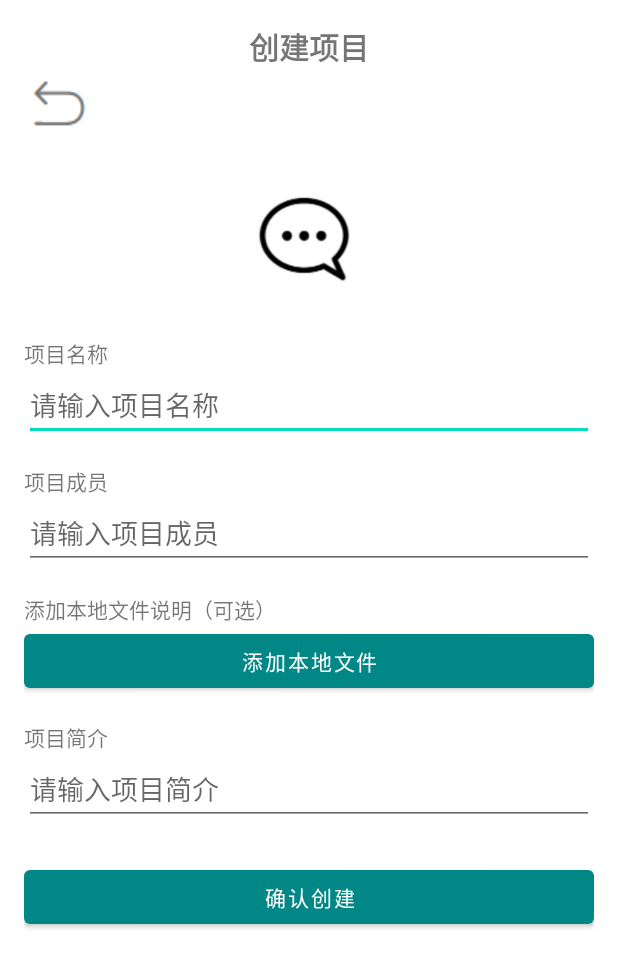
After one commit to JQseventeen/102201427-102201426, an Android app: the CreateprojectActivity screen opened directly, with no data from a screen before it, on a phone screen of 412 x 824 dp. The commit adds this screen. Shown: the top 967 px of the screen. Run offline under Robolectric (Android 15) with nearby library versions, the phone set to English and light mode, and no system bars; our stand-ins replace Room's generated code.

Commit message:
增加项目库

```diff
--- a/app/build.gradle.kts
+++ b/app/build.gradle.kts
@@ -56,5 +56,8 @@ dependencies {
     implementation ("com.makeramen:roundedimageview:2.3.0")
     implementation ("androidx.navigation:navigation-fragment-ktx:2.3.5")
     implementation ("androidx.navigation:navigation-ui-ktx:2.3.5")
+    implementation ("androidx.room:room-runtime:2.5.0")
+    annotationProcessor ("androidx.room:room-compiler:2.5.0")
+    implementation ("com.github.bumptech.glide:glide:4.12.0")
 
 }
--- /dev/null
+++ b/app/src/main/java/com/example/fyt/CreateprojectActivity.java
@@ -0,0 +1,105 @@
+package com.example.fyt;
+
+import android.net.Uri;
+import android.os.Bundle;
+
+import androidx.annotation.Nullable;
+import androidx.appcompat.app.AppCompatActivity;
+import androidx.room.Room;
+
+import android.content.Intent;
+import android.widget.Button;
+import android.widget.EditText;
+import android.widget.ImageView;
+
+import com.example.fyt.database.AppDatabase;
+import com.example.fyt.database.Project;
+import com.example.fyt.database.ProjectDao;
+
+public class CreateprojectActivity extends AppCompatActivity {
+
+    private EditText projectNameInput;
+    private EditText projectMemberInput;
+    private EditText projectDescriptionInput;
+    private ImageView imageUpload;
+    private static final int PICK_FILE_REQUEST_CODE = 100;
+    private static final int PICK_IMAGE_REQUEST_CODE = 200;
+    private Uri selectedFileUri;
+    private Uri selectedImageUri;
+
+    @Override
+    protected void onCreate(Bundle savedInstanceState) {
+        super.onCreate(savedInstanceState);
+        setContentView(R.layout.activity_create_project);
+
+        projectNameInput = findViewById(R.id.projectNameInput);
+        projectMemberInput = findViewById(R.id.projectMemberInput);
+        projectDescriptionInput = findViewById(R.id.projectDescriptionInput);
+        imageUpload = findViewById(R.id.imageUpload);
+        Button confirmCreateButton = findViewById(R.id.confirmCreateButton);
+        Button fileUploadButton = findViewById(R.id.fileUploadButton); // 假设你有这个按钮
+
+        // 返回按钮功能
+        findViewById(R.id.backButton).setOnClickListener(v -> onBackPressed());
+
+        // 文件上传按钮功能
+        fileUploadButton.setOnClickListener(v -> {
+            Intent intent = new Intent(Intent.ACTION_GET_CONTENT);
+            intent.setType("*/*"); // 允许选择所有类型的文件
+            startActivityForResult(intent, PICK_FILE_REQUEST_CODE);
+        });
+
+        // 图片上传功能
+        imageUpload.setOnClickListener(v -> {
+            Intent intent = new Intent(Intent.ACTION_GET_CONTENT);
+            intent.setType("image/*"); // 只允许选择图片
+            startActivityForResult(intent, PICK_IMAGE_REQUEST_CODE);
+        });
+
+        // 确认创建按钮功能
+        confirmCreateButton.setOnClickListener(v -> {
+            String projectName = projectNameInput.getText().toString();
+            String projectMember = projectMemberInput.getText().toString();
+            String projectDescription = projectDescriptionInput.getText().toString();
+
+            // 处理选中的文件（如果有文件选择）
+            if (selectedFileUri != null) {
+                // 这里可以获取文件路径或进行其他操作
+                String filePath = selectedFileUri.toString(); // 根据需要处理
+            }
+
+            // 处理选中的图片（如果有图片选择）
+            if (selectedImageUri != null) {
+                // 这里可以获取图片路径或进行其他操作
+                String imagePath = selectedImageUri.toString(); // 根据需要处理
+            }
+
+            // 创建新项目并保存到数据库
+            AppDatabase db = Room.databaseBuilder(getApplicationContext(),
+                    AppDatabase.class, "projects-database").build();
+            ProjectDao projectDao = db.projectDao();
+
+            Project newProject = new Project();
+            newProject.name = projectName;
+            newProject.members = projectMember;
+            newProject.description = projectDescription;
+            newProject.imagePath = selectedImageUri != null ? selectedImageUri.toString() : null;
+            newProject.lastModified = System.currentTimeMillis();
+
+            new Thread(() -> projectDao.insertProject(newProject)).start();
+
+            // 创建新项目后跳转到项目详情页面
+            Intent intent = new Intent(CreateprojectActivity.this, ProjectDetailActivity.class);
+            intent.putExtra("projectName", projectName);
+            intent.putExtra("projectMember", projectMember);
+            intent.putExtra("projectDescription", projectDescription);
+            if (selectedFileUri != null) {
+                intent.putExtra("fileUri", selectedFileUri.toString()); // 传递文件URI
+            }
+            if (selectedImageUri != null) {
+                intent.putExtra("imageUri", selectedImageUri.toString()); // 传递图片URI
+            }
+            startActivity(intent);
+        });
+    }
+}
--- /dev/null
+++ b/app/src/main/java/com/example/fyt/database/ProjectDao.java
@@ -0,0 +1,16 @@
+package com.example.fyt.database;
+
+import androidx.room.Dao;
+import androidx.room.Insert;
+import androidx.room.Query;
+
+import java.util.List;
+
+@Dao
+public interface ProjectDao {
+    @Insert
+    void insertProject(Project project);
+
+    @Query("SELECT * FROM Project")
+    List<Project> getAllProjects();
+}
--- a/app/src/main/res/layout/activity_chat1.xml
+++ b/app/src/main/res/layout/activity_chat1.xml
@@ -44,20 +44,20 @@
         android:layout_width="0dp"
         android:layout_height="0dp"
         android:layout_marginTop="16dp"
-        android:layout_marginBottom="16dp"
+        android:layout_marginBottom="32dp"
         app:layout_constraintBottom_toBottomOf="parent"
         app:layout_constraintEnd_toEndOf="parent"
-        app:layout_constraintHorizontal_bias="0.0"
         app:layout_constraintStart_toStartOf="parent"
         app:layout_constraintTop_toBottomOf="@+id/header_title"
         app:layout_constraintVertical_bias="1.0" />
 
     <LinearLayout
+        android:id="@+id/linearLayout3"
         android:layout_width="match_parent"
         android:layout_height="wrap_content"
+        android:background="#FFFFFF"
         android:baselineAligned="false"
         android:orientation="horizontal"
-        android:background="#FFFFFF"
         app:layout_constraintBottom_toBottomOf="parent">
 
         <Button
--- /dev/null
+++ b/app/src/main/res/layout/activity_create_project.xml
@@ -0,0 +1,96 @@
+<LinearLayout xmlns:android="http://schemas.android.com/apk/res/android"
+    android:id="@+id/project_create_page"
+    android:orientation="vertical"
+    android:layout_width="match_parent"
+    android:layout_height="match_parent"
+    android:padding="16dp">
+
+    <TextView
+        android:layout_width="match_parent"
+        android:layout_height="wrap_content"
+        android:text="创建项目"
+        android:gravity="center"
+        android:textSize="20sp"
+        android:textStyle="bold"/>
+
+    <ImageButton
+        android:id="@+id/backButton"
+        android:layout_width="43dp"
+        android:layout_height="47dp"
+        android:contentDescription="Back"
+        android:onClick="onBackPressed"
+        android:src="@drawable/ic_back" />
+
+    <ImageView
+        android:id="@+id/imageUpload"
+        android:layout_width="106dp"
+        android:layout_height="99dp"
+        android:layout_marginTop="16dp"
+        android:scaleType="centerCrop"
+        android:layout_gravity="center"
+        android:src="@drawable/chat" />
+
+    <!-- 项目名称输入框说明 -->
+    <TextView
+        android:layout_width="match_parent"
+        android:layout_height="wrap_content"
+        android:text="项目名称"
+        android:layout_marginTop="16dp"/>
+
+    <EditText
+        android:id="@+id/projectNameInput"
+        android:layout_width="match_parent"
+        android:layout_height="wrap_content"
+        android:hint="请输入项目名称"
+        android:layout_marginTop="0dp"/>
+
+    <!-- 项目成员输入框说明 -->
+    <TextView
+        android:layout_width="match_parent"
+        android:layout_height="wrap_content"
+        android:text="项目成员"
+        android:layout_marginTop="16dp"/>
+
+    <EditText
+        android:id="@+id/projectMemberInput"
+        android:layout_width="match_parent"
+        android:layout_height="wrap_content"
+        android:layout_marginTop="0dp"
+        android:hint="请输入项目成员" />
+
+    <!-- 添加本地文件按钮说明 -->
+    <TextView
+        android:layout_width="match_parent"
+        android:layout_height="wrap_content"
+        android:text="添加本地文件说明（可选）"
+        android:layout_marginTop="16dp"/>
+
+    <Button
+        android:id="@+id/fileUploadButton"
+        android:layout_width="match_parent"
+        android:layout_height="wrap_content"
+        android:layout_marginTop="0dp"
+        android:text="添加本地文件" />
+
+    <!-- 项目简介输入框说明 -->
+    <TextView
+        android:layout_width="match_parent"
+        android:layout_height="wrap_content"
+        android:text="项目简介"
+        android:layout_marginTop="16dp"/>
+
+    <EditText
+        android:id="@+id/projectDescriptionInput"
+        android:layout_width="match_parent"
+        android:layout_height="wrap_content"
+        android:hint="请输入项目简介"
+        android:layout_marginTop="0dp"/>
+
+    <!-- 确认创建按钮 -->
+    <Button
+        android:id="@+id/confirmCreateButton"
+        android:layout_width="match_parent"
+        android:layout_height="wrap_content"
+        android:text="确认创建"
+        android:layout_marginTop="24dp"/>
+</LinearLayout>
--- a/app/src/main/res/layout/fragment_chat.xml
+++ b/app/src/main/res/layout/fragment_chat.xml
@@ -9,6 +9,6 @@
     <TextView
         android:layout_width="match_parent"
         android:layout_height="match_parent"
-        android:text="@string/hello_blank_fragment" />
+        android:text="hi" />
 
 </FrameLayout>
--- a/app/src/main/res/layout/fragment_home.xml
+++ b/app/src/main/res/layout/fragment_home.xml
@@ -9,6 +9,6 @@
     <TextView
         android:layout_width="match_parent"
         android:layout_height="match_parent"
-        android:text="@string/hello_blank_fragment" />
+        android:text="hi" />
 
 </FrameLayout>
--- a/app/src/main/res/layout/fragment_main.xml
+++ b/app/src/main/res/layout/fragment_main.xml
@@ -9,6 +9,6 @@
     <TextView
         android:layout_width="match_parent"
         android:layout_height="match_parent"
-        android:text="@string/hello_blank_fragment" />
+        android:text="hi" />
 
 </FrameLayout>
--- a/app/src/main/res/layout/fragment_warehouse.xml
+++ b/app/src/main/res/layout/fragment_warehouse.xml
@@ -9,6 +9,6 @@
     <TextView
         android:layout_width="match_parent"
         android:layout_height="match_parent"
-        android:text="@string/hello_blank_fragment" />
+        android:text="hi" />
 
 </FrameLayout>
```
Also changed, not shown: app/src/main/AndroidManifest.xml (+8 -0 lines), app/src/main/java/com/example/fyt/ProjectDetailActivity.java (added, +54 -0 lines), app/src/main/java/com/example/fyt/StoreActivity.java (+52 -0 lines), app/src/main/java/com/example/fyt/adapters/ProjectAdapter.java (added, +84 -0 lines), app/src/main/java/com/example/fyt/database/AppDatabase.java (added, +9 -0 lines), app/src/main/java/com/example/fyt/database/Project.java (added, +15 -0 lines), app/src/main/res/layout/activity_project_detail.xml (added, +74 -0 lines), app/src/main/res/layout/activity_store.xml (+72 -6 lines), app/src/main/res/layout/item_project.xml (added, +32 -0 lines), app/src/main/res/menu/bottom_nav_menu.xml (+7 -8 lines), app/src/main/java/com/example/fyt/ChatActivity1.java (line endings or trailing spaces).
